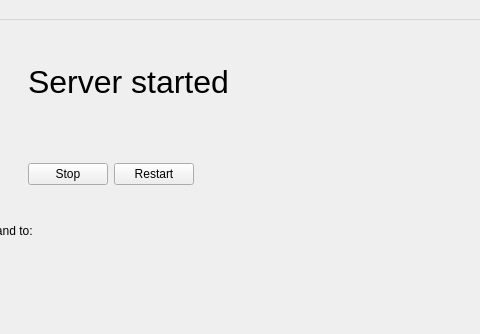
Above: server-gui/main_window.ui from Beyley/WiVRn before the change; both pictures show x 176 to 656 and y 0 to 334 of the 900 by 700 pixel window. Below: the same form after it.
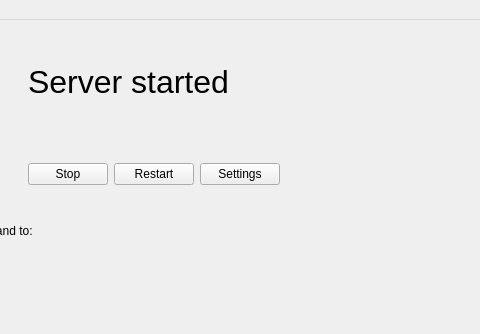
That is the form after the change. The open tabs and pages were chosen to show the change. Icons and pictures are not drawn.

Commit message: Add settings button in "Server started" view

```diff
--- a/server-gui/main_window.ui
+++ b/server-gui/main_window.ui
@@ -193,6 +193,16 @@
                 </property>
                </widget>
               </item>
+              <item alignment="Qt::AlignVCenter">
+               <widget class="QPushButton" name="button_settings">
+                <property name="text">
+                 <string>Settings</string>
+                </property>
+                <property name="icon">
+                 <iconset theme="preferences-system-symbolic"/>
+                </property>
+               </widget>
+              </item>
               <item>
                <spacer name="horizontalSpacer_4">
                 <property name="orientation">
```
Left out of the diff: 8 changed lines with no effect on the pictures. The commit also changes 3 other files.
